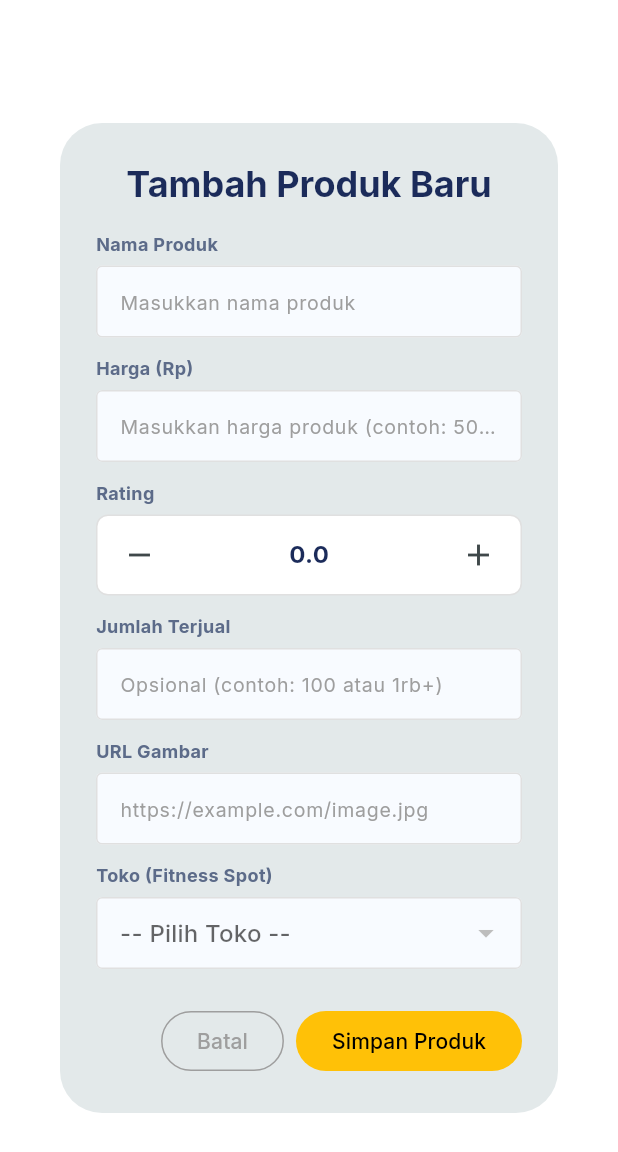
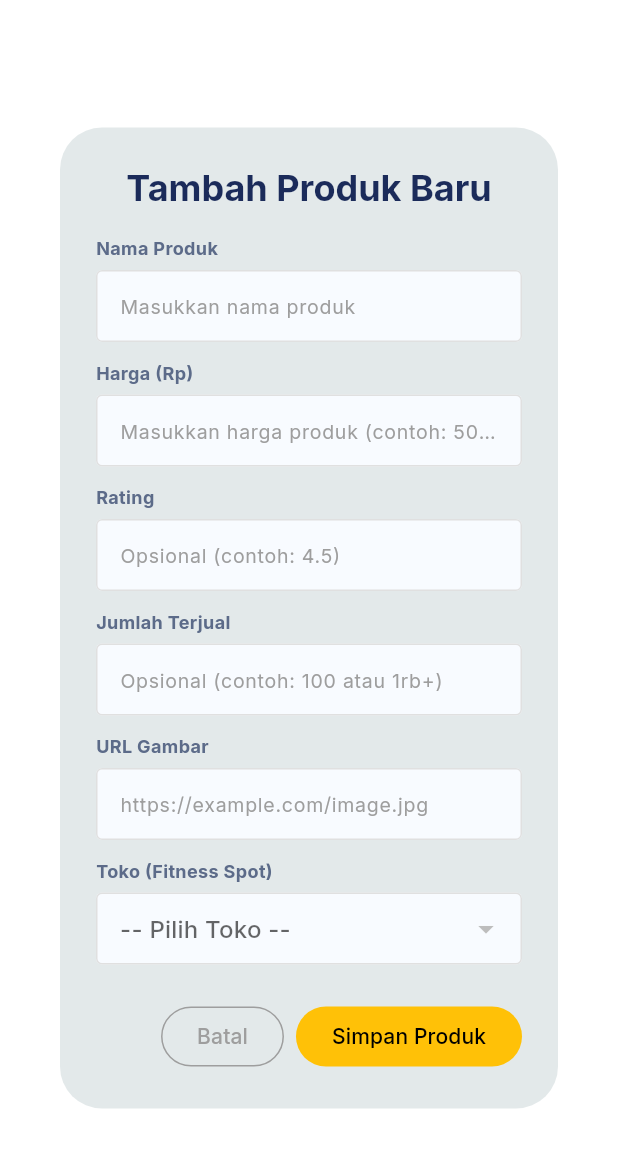
Before and after one commit to PBP-B01/getfittoday_mobile, a Flutter app: the ProductFormDialog widget shown alone on an empty page, opened directly with empty values, on a phone screen of 412 x 824 dp. Shown: the top 1152 px of the screen. Run offline on Flutter 3.47's test engine with Material 3 defaults, Android fonts, the light colour scheme and no system bars; our stand-ins replace flutter_dotenv, geolocator, google_fonts, google_maps_flutter; missing offline and left inert: dart:html, pbp_django_auth.

Commit message:
Fix product list pagination loop and revert rating stepper

```diff
--- a/lib/widgets/product_form_dialog.dart
+++ b/lib/widgets/product_form_dialog.dart
@@ -22,7 +22,6 @@ class _ProductFormDialogState extends State<ProductFormDialog> {
   late String _price;
   late String _imageUrl;
   late String _rating;
-  late double _ratingValue;
   late String _unitsSold;
   String? _selectedStoreId; // Untuk Dropdown
 
@@ -35,7 +34,6 @@ class _ProductFormDialogState extends State<ProductFormDialog> {
     _price = widget.product?.fields.price.toString() ?? "";
     _imageUrl = widget.product?.fields.imageUrl ?? "";
     _rating = widget.product?.fields.rating ?? "";
-    _ratingValue = double.tryParse(_rating) ?? 0.0;
     _unitsSold = widget.product?.fields.unitsSold ?? "";
 
     // Ambil ID Toko yang sudah ada (jika edit)
@@ -116,7 +114,13 @@ class _ProductFormDialogState extends State<ProductFormDialog> {
 
                 // 3. Rating
                 _buildLabel("Rating"),
-                _buildRatingStepper(),
+                TextFormField(
+                  initialValue: _rating,
+                  decoration: _inputDecoration("Opsional (contoh: 4.5)"),
+                  keyboardType:
+                      const TextInputType.numberWithOptions(decimal: true),
+                  onChanged: (val) => _rating = val,
+                ),
                 const SizedBox(height: 12),
 
                 // 4. Jumlah Terjual
@@ -258,47 +262,6 @@ onPressed: () async {
     );
   }
 
-  Widget _buildRatingStepper() {
-    return Container(
-      decoration: BoxDecoration(
-        color: Colors.white,
-        border: Border.all(color: Colors.grey.shade300),
-        borderRadius: BorderRadius.circular(8),
-      ),
-      padding: const EdgeInsets.symmetric(horizontal: 8, vertical: 6),
-      child: Row(
-        mainAxisAlignment: MainAxisAlignment.spaceBetween,
-        children: [
-          IconButton(
-            visualDensity: VisualDensity.compact,
-            icon: const Icon(Icons.remove),
-            onPressed: () => _adjustRating(-0.1),
-          ),
-          Text(
-            _ratingValue.toStringAsFixed(1),
-            style: const TextStyle(
-              fontSize: 16,
-              fontWeight: FontWeight.w700,
-              color: Color(0xFF1B2B5A),
-            ),
-          ),
-          IconButton(
-            visualDensity: VisualDensity.compact,
-            icon: const Icon(Icons.add),
-            onPressed: () => _adjustRating(0.1),
-          ),
-        ],
-      ),
-    );
-  }
-
-  void _adjustRating(double delta) {
-    setState(() {
-      _ratingValue = (_ratingValue + delta).clamp(0.0, 5.0);
-      _rating = _ratingValue.toStringAsFixed(1);
-    });
-  }
-
   // Helper untuk Style Input
   InputDecoration _inputDecoration(String hint) {
     return InputDecoration(
```
Also changed, not shown: lib/screens/products_entry_list.dart (+0 -10 lines).
